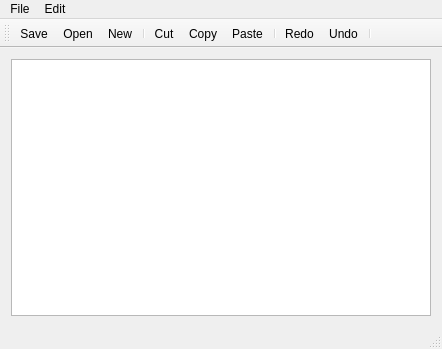
First picture: the form in mainwindow.ui, repository DanilCh/QtNotePad, before the edit.
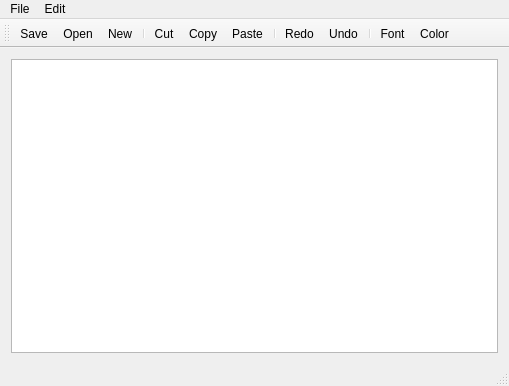
Second picture: the form after the edit. Icons and pictures are not drawn.

Commit message: add font and color changing

```diff
--- a/mainwindow.ui
+++ b/mainwindow.ui
@@ -6,8 +6,8 @@
    <rect>
     <x>0</x>
     <y>0</y>
-    <width>442</width>
-    <height>349</height>
+    <width>509</width>
+    <height>386</height>
    </rect>
   </property>
   <property name="windowTitle">
@@ -25,7 +25,7 @@
     <rect>
      <x>0</x>
      <y>0</y>
-     <width>442</width>
+     <width>509</width>
      <height>22</height>
     </rect>
    </property>
@@ -71,6 +71,8 @@
    <addaction name="actionRedo"/>
    <addaction name="actionUndo"/>
    <addaction name="separator"/>
+   <addaction name="actionFont"/>
+   <addaction name="actionColor"/>
   </widget>
   <widget class="QStatusBar" name="statusBar"/>
   <action name="actionNew">
@@ -154,6 +156,24 @@
     <string>Undo</string>
    </property>
   </action>
+  <action name="actionFont">
+   <property name="icon">
+    <iconset resource="resources.qrc">
+     <normaloff>:/rsc/icons/icons/font.png</normaloff>:/rsc/icons/icons/font.png</iconset>
+   </property>
+   <property name="text">
+    <string>Font</string>
+   </property>
+  </action>
+  <action name="actionColor">
+   <property name="icon">
+    <iconset resource="resources.qrc">
+     <normaloff>:/rsc/icons/icons/paint-board-and-brush.png</normaloff>:/rsc/icons/icons/paint-board-and-brush.png</iconset>
+   </property>
+   <property name="text">
+    <string>Color</string>
+   </property>
+  </action>
  </widget>
  <layoutdefault spacing="6" margin="11"/>
  <resources>
```
Left out of the diff: 3 changed lines with no effect on the pictures. The commit also changes 5 other files.
